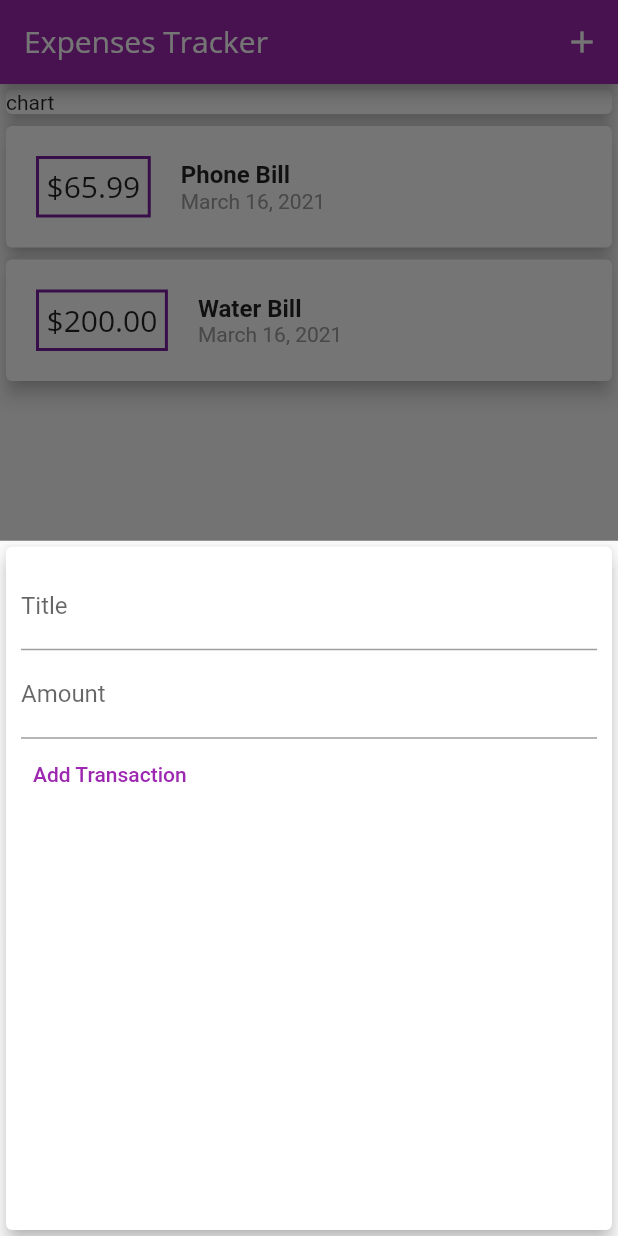
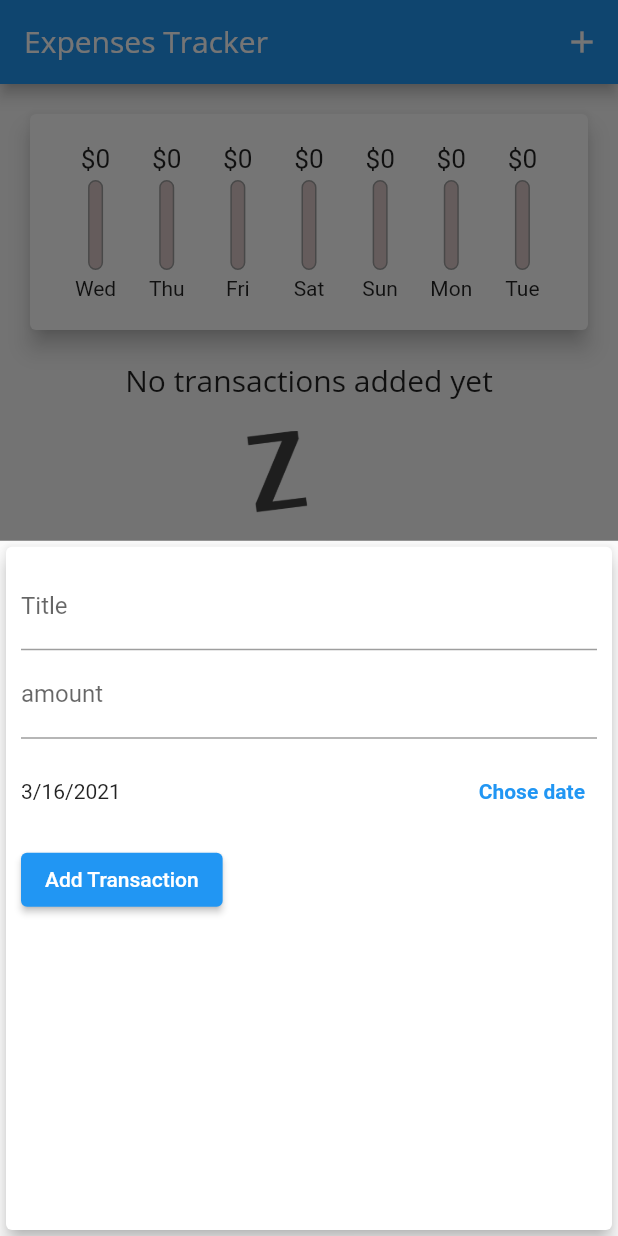
Before and after one commit to JuanBalceda/expenses_tracker, a Flutter app: the screen it shows after launch, after a tap on the "add" icon, on a phone screen of 412 x 824 dp. Run offline on Flutter 3.47's test engine with Material 2 defaults, Android fonts, the phone set to English and light mode, and no system bars.

Commit message:
Finish demo app

```diff
--- /dev/null
+++ b/lib/dt_witgets/dt_text_field.dart
@@ -0,0 +1,38 @@
+import 'package:flutter/cupertino.dart';
+import 'package:flutter/material.dart';
+import 'package:flutter/widgets.dart';
+
+class DtTextField extends StatelessWidget {
+  final TextEditingController controller;
+  final TextInputType keyboardType;
+  final Function onSubmit;
+  final String label;
+
+  DtTextField(
+      {required this.controller,
+      required this.onSubmit,
+      required this.label,
+      required this.keyboardType});
+
+  @override
+  Widget build(BuildContext context) {
+    var platForm = Theme.of(context).platform;
+    var isIOS = platForm == TargetPlatform.iOS;
+
+    return isIOS
+        ? CupertinoTextField(
+            placeholder: label,
+            controller: controller,
+            onSubmitted: (txt) => onSubmit(txt),
+            keyboardType: keyboardType,
+          )
+        : TextField(
+            decoration: InputDecoration(
+              labelText: label,
+            ),
+            controller: controller,
+            onSubmitted: (txt) => onSubmit(txt),
+            keyboardType: keyboardType,
+          );
+  }
+}
--- a/lib/main.dart
+++ b/lib/main.dart
@@ -1,6 +1,8 @@
 import 'package:expenses_tracker/models/transaction.dart';
+import 'package:expenses_tracker/widgets/chart.dart';
 import 'package:expenses_tracker/widgets/new_transaction.dart';
 import 'package:expenses_tracker/widgets/transaction_list.dart';
+import 'package:flutter/cupertino.dart';
 import 'package:flutter/material.dart';
 
 void main() => runApp(ExpensesTrackerApp());
@@ -8,11 +10,26 @@ void main() => runApp(ExpensesTrackerApp());
 class ExpensesTrackerApp extends StatelessWidget {
   @override
   Widget build(BuildContext context) {
-    return MaterialApp(
-      title: 'Expenses Tracker',
+    var title = 'Expenses Tracker';
+    var platForm = Theme.of(context).platform;
+    var isIOS = platForm == TargetPlatform.iOS;
+
+    return isIOS
+        ? CupertinoApp(
+            debugShowCheckedModeBanner: false,
+            title: title,
+            theme: CupertinoThemeData(
+              primaryColor: Colors.purple,
+              primaryContrastingColor: Colors.amber,
+            ),
+            home: HomePage(),
+          )
+        : MaterialApp(
+            debugShowCheckedModeBanner: false,
+            title: title,
             theme: ThemeData(
-        primarySwatch: Colors.purple,
-        accentColor: Colors.amber,
+              primarySwatch: Colors.blue,
+              accentColor: Colors.pink,
               fontFamily: 'QuickSand',
               textTheme: ThemeData.light().textTheme.copyWith(
                     headline6: TextStyle(
@@ -40,27 +57,20 @@ class HomePage extends StatefulWidget {
 }
 
 class _HomePageState extends State<HomePage> {
-  List<Transaction> _userTransactions = [
-    Transaction(
-      id: '1',
-      title: 'Phone Bill',
-      amount: 65.99,
-      date: DateTime.now(),
-    ),
-    Transaction(
-      id: '2',
-      title: 'Water Bill',
-      amount: 200.00,
-      date: DateTime.now(),
-    ),
-  ];
+  List<Transaction> _userTransactions = [];
 
-  void _addNewTransaction(String txTitle, double txAmount) {
+  List<Transaction> get _recentTransactions {
+    return _userTransactions.where((tx) {
+      return tx.date.isAfter(DateTime.now().subtract(Duration(days: 7)));
+    }).toList();
+  }
+
+  void _addNewTransaction(String txTitle, double txAmount, DateTime txDate) {
     final newTx = Transaction(
       id: _userTransactions.length.toString(),
       title: txTitle,
       amount: txAmount,
-      date: DateTime.now(),
+      date: txDate,
     );
 
     setState(() {
@@ -69,22 +79,58 @@ class _HomePageState extends State<HomePage> {
   }
 
   void _startNewTransaction(BuildContext ctx) {
+    var platForm = Theme.of(context).platform;
+    var isIOS = platForm == TargetPlatform.iOS;
+
+    var builder = (_) => NewTransaction(_addNewTransaction);
+
+    if (isIOS) {
+      showCupertinoDialog(
+        context: ctx,
+        builder: builder,
+      );
+    } else {
       showModalBottomSheet(
         context: ctx,
-      builder: (_) => NewTransaction(_addNewTransaction),
+        builder: builder,
       );
-    /*
-    GestureDetector(
-              onTap: () {},
-              child: NewTransaction(_addNewTransaction),
-              behavior: HitTestBehavior.opaque,
-            )
-            */
+    }
+  }
+
+  void _deleteTransaction(String id) {
+    setState(() {
+      _userTransactions.removeWhere((tx) => tx.id == id);
+    });
   }
 
   @override
   Widget build(BuildContext context) {
-    return Scaffold(
+    var platForm = Theme.of(context).platform;
+    var isIOS = platForm == TargetPlatform.iOS;
+
+    return isIOS
+        ? CupertinoPageScaffold(
+            navigationBar: CupertinoNavigationBar(
+              middle: Text('Expenses Tracker'),
+              trailing: CupertinoButton(
+                onPressed: () => _startNewTransaction(context),
+                child: Icon(CupertinoIcons.add),
+                padding: EdgeInsets.all(0),
+              ),
+            ),
+            child: Center(
+              child: SingleChildScrollView(
+                child: Column(
+                  crossAxisAlignment: CrossAxisAlignment.stretch,
+                  children: [
+                    Chart(_recentTransactions),
+                    TransactionList(_userTransactions, _deleteTransaction),
+                  ],
+                ),
+              ),
+            ),
+          )
+        : Scaffold(
             appBar: AppBar(
               title: Text('Expenses Tracker'),
               actions: [
@@ -100,17 +146,13 @@ class _HomePageState extends State<HomePage> {
               child: Column(
                 crossAxisAlignment: CrossAxisAlignment.stretch,
                 children: [
-            Container(
-              child: Card(
-                child: Text('chart'),
-                elevation: 5,
-              ),
-            ),
-            TransactionList(_userTransactions),
+                  Chart(_recentTransactions),
+                  TransactionList(_userTransactions, _deleteTransaction),
                 ],
               ),
             ),
-      floatingActionButtonLocation: FloatingActionButtonLocation.centerFloat,
+            floatingActionButtonLocation:
+                FloatingActionButtonLocation.centerFloat,
             floatingActionButton: Builder(
               builder: (context) => FloatingActionButton(
                 child: Icon(Icons.add),
--- /dev/null
+++ b/lib/widgets/chart.dart
@@ -0,0 +1,61 @@
+import 'package:expenses_tracker/models/transaction.dart';
+import 'package:expenses_tracker/widgets/chart_bar.dart';
+import 'package:flutter/material.dart';
+import 'package:intl/intl.dart';
+
+class Chart extends StatelessWidget {
+  final List<Transaction> recentTransactions;
+
+  Chart(this.recentTransactions);
+
+  List<Map<String, Object>> get groupedTransactionValues {
+    return List.generate(7, (index) {
+      final weekDay = DateTime.now().subtract(Duration(days: index));
+      var totalSum = 0.0;
+      for (var i = 0; i < recentTransactions.length; i++) {
+        var transaction = recentTransactions[i];
+        var transactionDate = transaction.date;
+        if (transactionDate.day == weekDay.day &&
+            transactionDate.month == weekDay.month &&
+            transactionDate.year == weekDay.year) {
+          totalSum += transaction.amount;
+        }
+      }
+
+      return {
+        'day': DateFormat.E().format(weekDay), //.substring(0, 1),
+        'amount': totalSum,
+      };
+    }).reversed.toList();
+  }
+
+  double get maxSpending {
+    return groupedTransactionValues.fold(
+        0.0, (sum, item) => sum + (item['amount'] as double));
+  }
+
+  @override
+  Widget build(BuildContext context) {
+    return Card(
+      elevation: 6,
+      margin: EdgeInsets.all(20),
+      child: Container(
+        padding: EdgeInsets.all(20),
+        child: Row(
+          mainAxisAlignment: MainAxisAlignment.spaceAround,
+          children: groupedTransactionValues.map((data) {
+            double amount = (data['amount'] as double);
+            return Flexible(
+              fit: FlexFit.tight,
+              child: ChartBar(
+                data['day'] as String,
+                amount,
+                maxSpending == 0.0 ? 0 : amount / maxSpending,
+              ),
+            );
+          }).toList(),
+        ),
+      ),
+    );
+  }
+}
--- /dev/null
+++ b/lib/widgets/chart_bar.dart
@@ -0,0 +1,54 @@
+import 'package:flutter/material.dart';
+
+class ChartBar extends StatelessWidget {
+  final String label;
+  final double spendingAmount;
+  final double spendingPercentage;
+
+  ChartBar(this.label, this.spendingAmount, this.spendingPercentage);
+
+  @override
+  Widget build(BuildContext context) {
+    return Column(
+      children: [
+        Container(
+          height: 20,
+          child: FittedBox(
+            child: Text('\$${spendingAmount.toStringAsFixed(0)}'),
+          ),
+        ),
+        SizedBox(
+          height: 4,
+        ),
+        Container(
+          height: 60,
+          width: 10,
+          child: Stack(
+            children: [
+              Container(
+                decoration: BoxDecoration(
+                  border: Border.all(color: Colors.grey, width: 1.0),
+                  color: Color.fromRGBO(220, 200, 200, 1),
+                  borderRadius: BorderRadius.circular(10),
+                ),
+              ),
+              FractionallySizedBox(
+                heightFactor: spendingPercentage,
+                child: Container(
+                  decoration: BoxDecoration(
+                    color: Theme.of(context).primaryColor,
+                    borderRadius: BorderRadius.circular(10),
+                  ),
+                ),
+              ),
+            ],
+          ),
+        ),
+        SizedBox(
+          height: 4,
+        ),
+        Text(label),
+      ],
+    );
+  }
+}
--- a/lib/widgets/new_transaction.dart
+++ b/lib/widgets/new_transaction.dart
@@ -1,4 +1,7 @@
+import 'package:expenses_tracker/dt_witgets/dt_text_field.dart';
+import 'package:flutter/cupertino.dart';
 import 'package:flutter/material.dart';
+import 'package:intl/intl.dart';
 
 class NewTransaction extends StatefulWidget {
   final Function addTransaction;
@@ -12,19 +15,37 @@ class NewTransaction extends StatefulWidget {
 class _NewTransactionState extends State<NewTransaction> {
   final titleController = TextEditingController();
   final amountController = TextEditingController();
+  DateTime _selectedDate = DateTime.now();
 
-  void onSubmit() {
+  void _onSubmit() {
+    if (titleController.text.isEmpty || amountController.text.isEmpty) return;
+
     final enteredTitle = titleController.text;
     final enteredAmount = double.parse(amountController.text);
-
-    if (enteredTitle.isEmpty || enteredAmount <= 0) return;
+    if (enteredAmount <= 0) return;
 
     widget.addTransaction(
       enteredTitle,
       enteredAmount,
+      _selectedDate,
     );
 
     Navigator.of(context).pop();
+  }
+
+  void _presentDatePicker() {
+    showDatePicker(
+      context: context,
+      initialDate: DateTime.now(),
+      firstDate: DateTime(2019),
+      lastDate: DateTime.now(),
+    ).then((pickedDate) {
+      if (pickedDate == null) return;
+      setState(() {
+        _selectedDate = pickedDate;
+      });
+      print(pickedDate);
+    });
   }
 
   @override
@@ -35,26 +56,36 @@ class _NewTransactionState extends State<NewTransaction> {
         child: Column(
           crossAxisAlignment: CrossAxisAlignment.start,
           children: [
-            TextField(
-              decoration: InputDecoration(
-                labelText: 'Title',
+            DtTextField(
+              controller: titleController,
+              onSubmit: (_) => _onSubmit(),
+              label: 'Title',
+              keyboardType: TextInputType.text,
+            ),
+            DtTextField(
+              controller: amountController,
+              label: 'amount',
+              onSubmit: (_) => _onSubmit(),
+              keyboardType: TextInputType.numberWithOptions(decimal: true),
+            ),
+            Container(
+              height: 70,
+              child: Row(
+                mainAxisAlignment: MainAxisAlignment.spaceBetween,
+                children: [
+                  Text('${DateFormat.yMd().format(_selectedDate)}'),
+                  TextButton(
+                    onPressed: _presentDatePicker,
+                    child: Text(
+                      'Chose date',
+                      style: TextStyle(fontWeight: FontWeight.bold),
+                    ),
+                  ),
+                ],
               ),
-              controller: titleController,
-              onSubmitted: (_) => onSubmit(),
-              // onChanged: (value) => titleInput = value,
             ),
-            TextField(
-              decoration: InputDecoration(
-                labelText: 'Amount',
-              ),
-              controller: amountController,
-              keyboardType: TextInputType.numberWithOptions(
-                decimal: true,
-              ),
-              onSubmitted: (_) => onSubmit(),
-            ),
-            TextButton(
-              onPressed: onSubmit,
+            ElevatedButton(
+              onPressed: _onSubmit,
               child: Text('Add Transaction'),
             )
           ],
--- a/lib/widgets/transaction_list.dart
+++ b/lib/widgets/transaction_list.dart
@@ -4,20 +4,39 @@ import 'package:flutter/material.dart';
 
 class TransactionList extends StatelessWidget {
   final List<Transaction> transactions;
-
-  TransactionList(this.transactions);
+  final Function deleteTransaction;
+  TransactionList(this.transactions, this.deleteTransaction);
 
   @override
   Widget build(BuildContext context) {
     return Container(
       height: 300,
-      child: ListView.builder(
-        itemBuilder: (ctx, i) {
-          return TransactionListItem(transactions[i]);
-        },
-        itemCount: transactions.length,
-        // children: transactions.map((tx) => TransactionListItem(tx)).toList(),
-      ),
+      child: transactions.isEmpty
+          ? Column(
+              children: [
+                Text(
+                  'No transactions added yet',
+                  style: Theme.of(context).textTheme.headline6,
+                ),
+                SizedBox(
+                  height: 20,
+                ),
+                Container(
+                  height: 200,
+                  child: Image.asset(
+                    'assets/images/waiting.png',
+                    fit: BoxFit.cover,
+                  ),
+                ),
+              ],
+            )
+          : ListView.builder(
+              itemBuilder: (ctx, i) {
+                return TransactionListItem(transactions[i], deleteTransaction);
+              },
+              itemCount: transactions.length,
+              // children: transactions.map((tx) => TransactionListItem(tx)).toList(),
+            ),
     );
   }
 }
--- a/lib/widgets/transaction_list_item.dart
+++ b/lib/widgets/transaction_list_item.dart
@@ -4,49 +4,41 @@ import 'package:intl/intl.dart';
 
 class TransactionListItem extends StatelessWidget {
   final Transaction _transaction;
+  final Function deleteTransaction;
 
-  TransactionListItem(this._transaction);
+  TransactionListItem(this._transaction, this.deleteTransaction);
 
   @override
   Widget build(BuildContext context) {
     return Card(
-      child: Row(
-        children: [
-          Container(
-            padding: EdgeInsets.all(5),
-            child: Text(
-              '\$${_transaction.amount.toStringAsFixed(2)}',
-              style: Theme.of(context).textTheme.headline6,
-            ),
-            margin: EdgeInsets.all(20),
-            decoration: BoxDecoration(
-              border: Border.all(
-                color: Theme.of(context).primaryColorDark,
-                width: 2,
-              ),
+      elevation: 5,
+      margin: EdgeInsets.symmetric(
+        vertical: 8,
+        horizontal: 5,
+      ),
+      child: ListTile(
+        leading: CircleAvatar(
+          radius: 30,
+          child: Padding(
+            padding: EdgeInsets.all(6),
+            child: FittedBox(
+              child: Text('\$${_transaction.amount.toStringAsFixed(2)}'),
             ),
           ),
-          Column(
-            crossAxisAlignment: CrossAxisAlignment.start,
-            children: [
-              Text(
-                _transaction.title,
-                style: TextStyle(
-                  fontSize: 16,
-                  fontWeight: FontWeight.bold,
-                ),
-              ),
-              Text(
-                DateFormat.yMMMMd().format(_transaction.date),
-                style: TextStyle(
-                  color: Colors.grey,
-                ),
-              ),
-            ],
-          )
-        ],
+        ),
+        title: Text(
+          _transaction.title,
+          style: Theme.of(context).textTheme.headline6,
+        ),
+        subtitle: Text(
+          DateFormat.yMMMMd().format(_transaction.date),
+        ),
+        trailing: IconButton(
+          icon: Icon(Icons.delete),
+          color: Colors.red,
+          onPressed: () => deleteTransaction(_transaction.id),
+        ),
       ),
-      elevation: 5,
     );
   }
 }
--- a/pubspec.yaml
+++ b/pubspec.yaml
@@ -45,9 +45,9 @@ flutter:
   uses-material-design: true
 
   # To add assets to your application, add an assets section, like this:
-  # assets:
-  #   - images/a_dot_burr.jpeg
-  #   - images/a_dot_ham.jpeg
+  assets:
+    - assets/images/waiting.png
+  #  - images/a_dot_ham.jpeg
 
   # An image asset can refer to one or more resolution-specific "variants", see
   # https://flutter.dev/assets-and-images/#resolution-aware.
```
Also changed, not shown: assets/images/waiting.png (added). Lines whose indentation alone changed are shown as unchanged.
